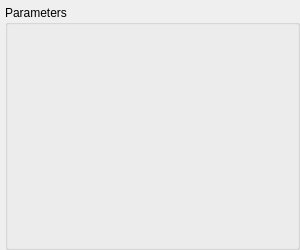
The window that source/Goldenberry/widgets/optimization/GbWKieraWidget.ui (narg95/goldenberry) describes before a commit, drawn with Qt 5.
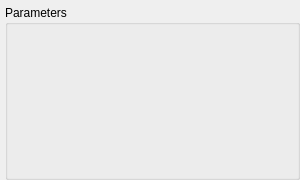
The same window after the commit.

The edit to the form file:
```diff
--- a/source/Goldenberry/widgets/optimization/GbWKieraWidget.ui
+++ b/source/Goldenberry/widgets/optimization/GbWKieraWidget.ui
@@ -11,7 +11,7 @@
     <x>0</x>
     <y>0</y>
     <width>300</width>
-    <height>250</height>
+    <height>180</height>
    </rect>
   </property>
   <property name="windowTitle">
@@ -26,7 +26,7 @@
          <x>5</x>
          <y>5</y>
          <width>295</width>
-         <height>245</height>
+         <height>175</height>
        </rect>
      </property>     
      <layout class="QFormLayout" name="paramslayout"/>
```
